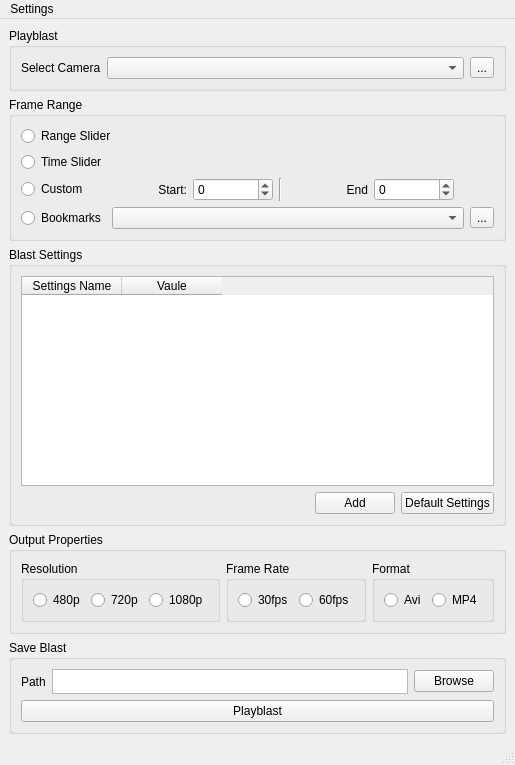
Old version of the form Maya2023/playblastTool/playblast.ui in the repository saurabhtanna/pyTools.
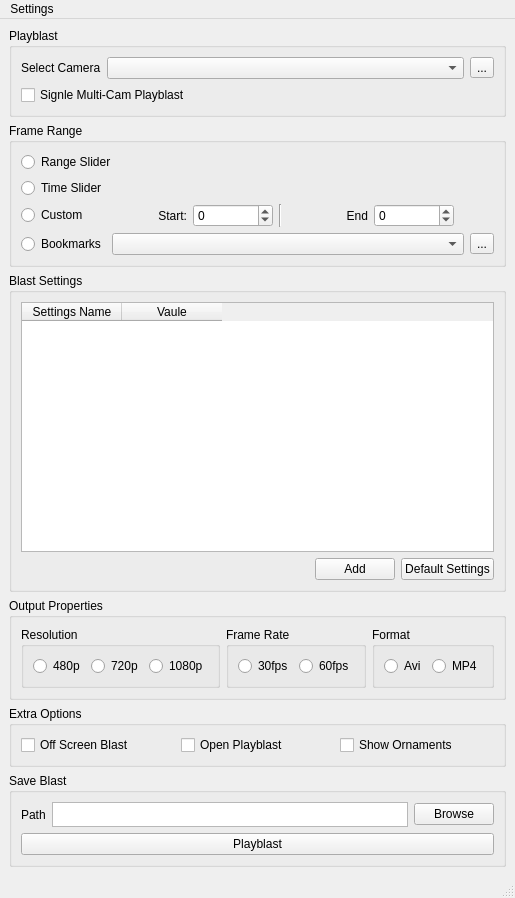
New version of the form. Icons and pictures are not drawn. Custom widgets are drawn as their Qt base class.

```diff
--- a/Maya2023/playblastTool/playblast.ui
+++ b/Maya2023/playblastTool/playblast.ui
@@ -7,7 +7,7 @@
     <x>0</x>
     <y>0</y>
     <width>426</width>
-    <height>765</height>
+    <height>849</height>
    </rect>
   </property>
   <property name="sizePolicy">
@@ -65,6 +65,13 @@
          </item>
         </layout>
        </item>
+       <item>
+        <widget class="QCheckBox" name="stitchCheckBox">
+         <property name="text">
+          <string>Signle Multi-Cam Playblast</string>
+         </property>
+        </widget>
+       </item>
       </layout>
      </widget>
     </item>
@@ -253,6 +260,12 @@
            <verstretch>1</verstretch>
           </sizepolicy>
          </property>
+         <property name="minimumSize">
+          <size>
+           <width>250</width>
+           <height>250</height>
+          </size>
+         </property>
          <property name="showGrid">
           <bool>false</bool>
          </property>
@@ -391,6 +404,36 @@
       </layout>
      </widget>
     </item>
+    <item>
+     <widget class="QGroupBox" name="extraOptionsGB">
+      <property name="title">
+       <string>Extra Options</string>
+      </property>
+      <layout class="QHBoxLayout" name="horizontalLayout_3">
+       <item>
+        <widget class="QCheckBox" name="offScreenCheckBox">
+         <property name="text">
+          <string>Off Screen Blast</string>
+         </property>
+        </widget>
+       </item>
+       <item>
+        <widget class="QCheckBox" name="openPBCheckBox">
+         <property name="text">
+          <string>Open Playblast</string>
+         </property>
+        </widget>
+       </item>
+       <item>
+        <widget class="QCheckBox" name="ornamentsCheckBox">
+         <property name="text">
+          <string>Show Ornaments</string>
+         </property>
+        </widget>
+       </item>
+      </layout>
+     </widget>
+    </item>
     <item>
      <widget class="QGroupBox" name="saveBlast">
       <property name="sizePolicy">
```
